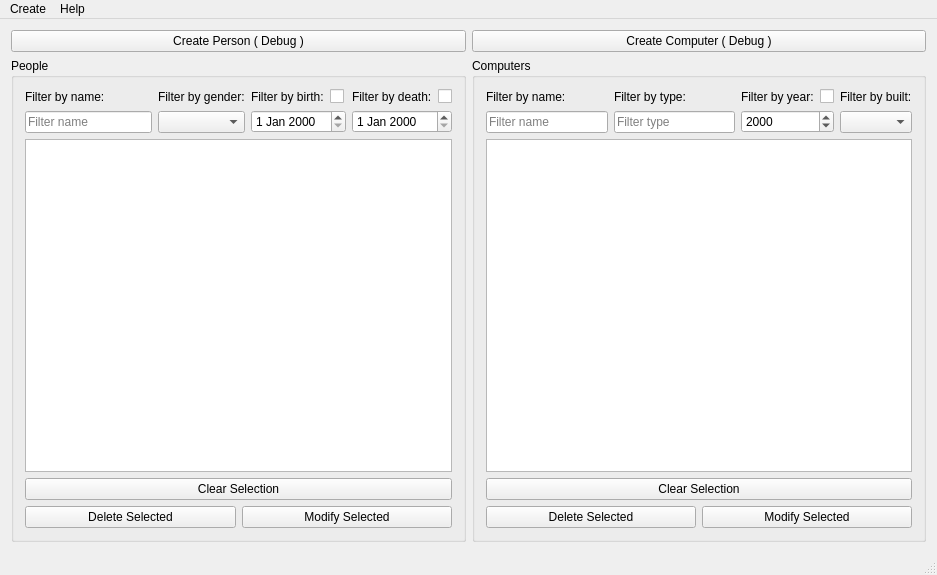
Qt form skilaverkefni3/ui/mainwindow.ui (Njallzzz/Skilaverkefni) before a commit.
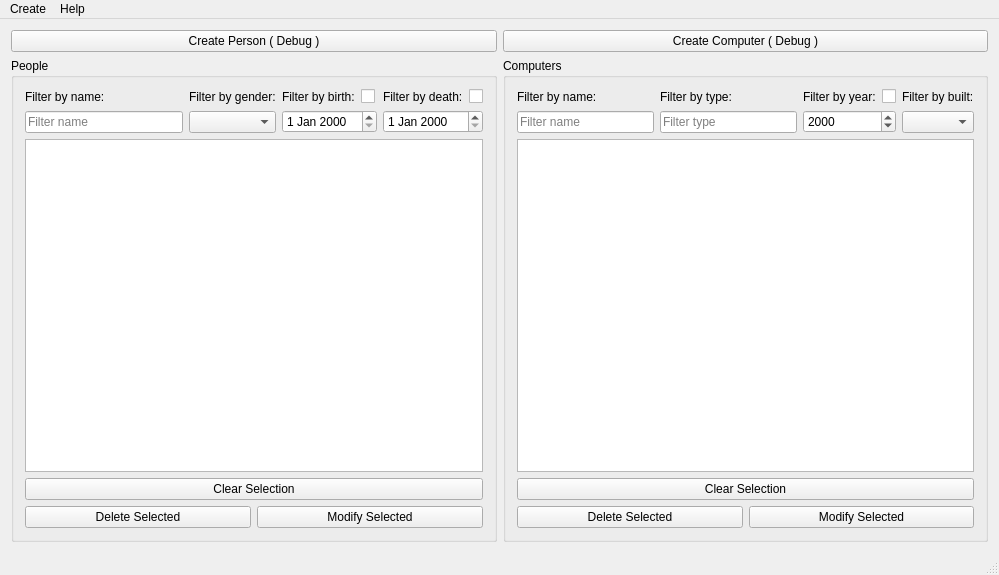
The same form after that commit.

What changed in the file:
```diff
--- a/skilaverkefni3/ui/mainwindow.ui
+++ b/skilaverkefni3/ui/mainwindow.ui
@@ -6,7 +6,7 @@
    <rect>
     <x>0</x>
     <y>0</y>
-    <width>937</width>
+    <width>999</width>
     <height>575</height>
    </rect>
   </property>
@@ -291,8 +291,8 @@
     <rect>
      <x>0</x>
      <y>0</y>
-     <width>937</width>
-     <height>21</height>
+     <width>999</width>
+     <height>22</height>
     </rect>
    </property>
    <widget class="QMenu" name="menuEntry">
```
Left out of the diff: 11 changed lines with no effect on the pictures.
